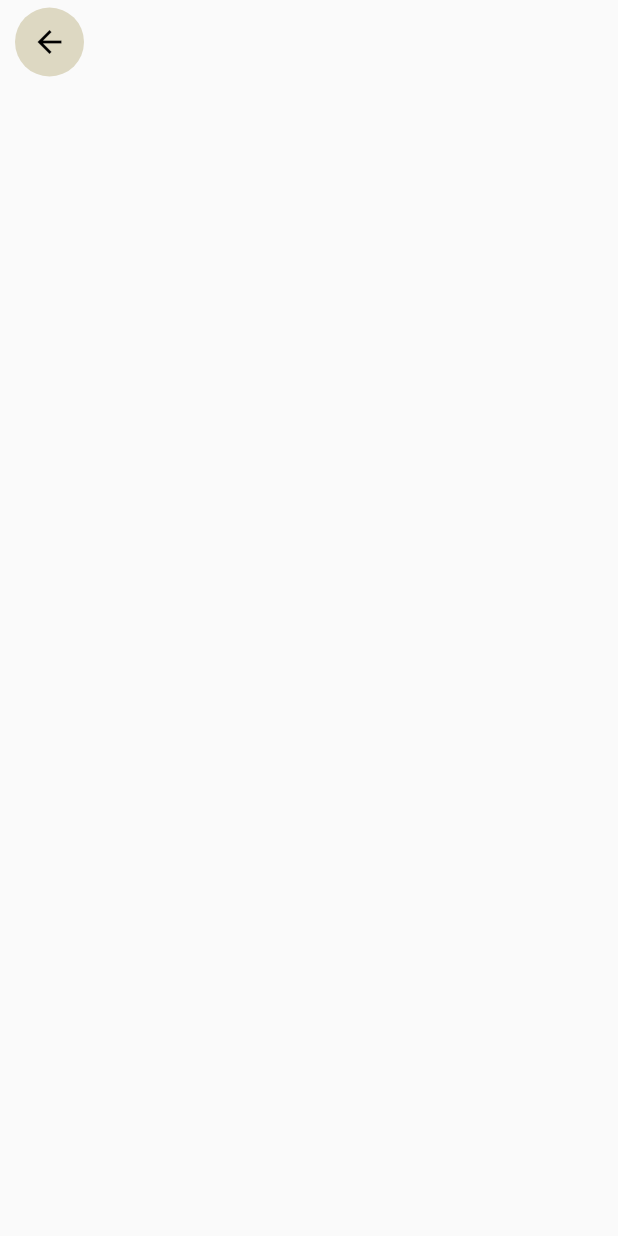
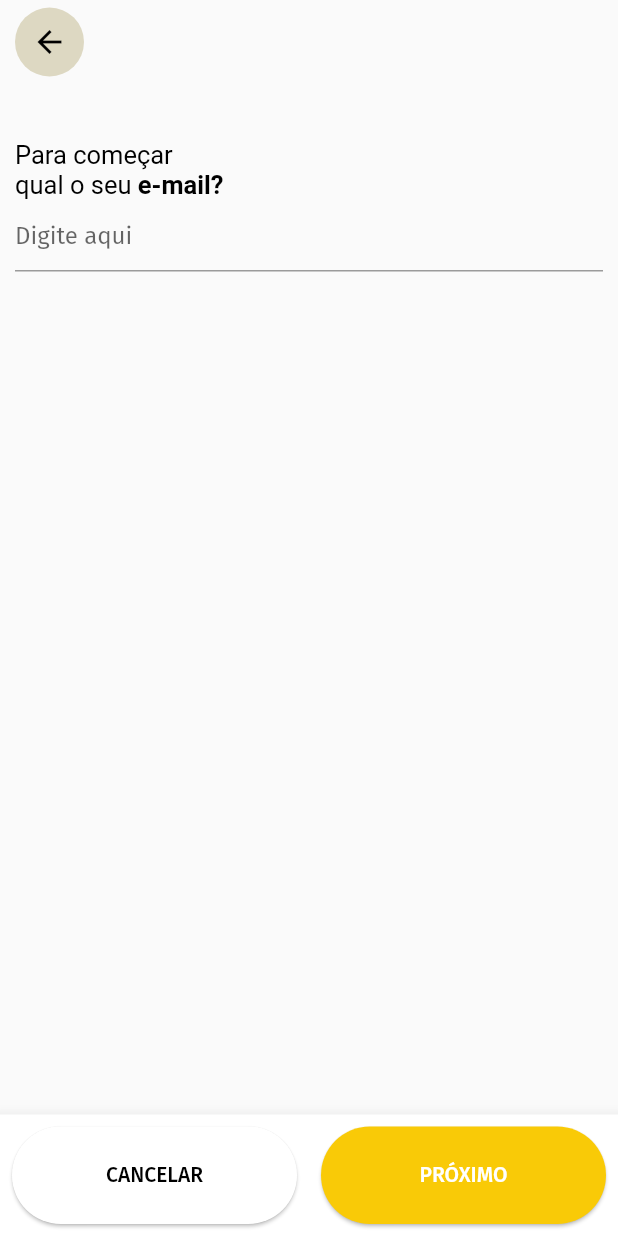
Before and after one commit to fabiovivas/processo-seletivo-olgari, a Flutter app: the RegisterPage screen opened by its route, on a phone screen of 412 x 824 dp. Run offline on Flutter 3.47's test engine with Material 2 defaults, Android fonts, the phone set to English and light mode, and no system bars; our stand-ins replace get, google_fonts.

Commit message:
add RegisterPage layout

```diff
--- a/lib/ui/pages/register/register_page.dart
+++ b/lib/ui/pages/register/register_page.dart
@@ -24,7 +24,96 @@ class RegisterPage extends StatelessWidget {
               ),
             ),
           )),
-      body: Container(),
+      body: Padding(
+        padding: const EdgeInsets.fromLTRB(10, 37, 10, 10),
+        child: Column(
+          crossAxisAlignment: CrossAxisAlignment.start,
+          children: [
+            RichText(
+              text: TextSpan(
+                style: TextStyle(
+                  color: Colors.black,
+                  fontSize: 17,
+                  fontWeight: FontWeight.w400,
+                ),
+                children: <TextSpan>[
+                  TextSpan(text: 'Para começar '),
+                ],
+              ),
+            ),
+            RichText(
+              text: TextSpan(
+                style: TextStyle(
+                  color: Colors.black,
+                  fontSize: 17,
+                  fontWeight: FontWeight.w400,
+                ),
+                children: <TextSpan>[
+                  TextSpan(
+                    text: 'qual o seu ',
+                  ),
+                  TextSpan(
+                    text: 'e-mail?',
+                    style: TextStyle(
+                      fontWeight: FontWeight.w700,
+                    ),
+                  ),
+                ],
+              ),
+            ),
+            TextField(decoration: InputDecoration(hintText: 'Digite aqui'))
+          ],
+        ),
+      ),
+      bottomNavigationBar: Transform.translate(
+        offset: Offset(0.0, -1 * MediaQuery.of(context).viewInsets.bottom),
+        child: BottomAppBar(
+          child: Row(
+            children: [
+              Expanded(
+                child: Padding(
+                  padding: const EdgeInsets.all(8.0),
+                  child: SizedBox(
+                    height: 65,
+                    child: RaisedButton(
+                      onPressed: () {},
+                      child: Text(
+                        'CANCELAR',
+                        style: TextStyle(color: Colors.black),
+                      ),
+                      shape: RoundedRectangleBorder(
+                        borderRadius: BorderRadius.circular(50),
+                      ),
+                      color: Colors.white,
+                      elevation: 1,
+                    ),
+                  ),
+                ),
+              ),
+              Expanded(
+                child: Padding(
+                  padding: const EdgeInsets.all(8.0),
+                  child: SizedBox(
+                    height: 65,
+                    child: RaisedButton(
+                      onPressed: () {},
+                      child: Text(
+                        'PRÓXIMO',
+                        style: TextStyle(color: Colors.white),
+                      ),
+                      shape: RoundedRectangleBorder(
+                        borderRadius: BorderRadius.circular(50),
+                      ),
+                      color: Color.fromRGBO(249, 202, 7, 1),
+                      elevation: 1,
+                    ),
+                  ),
+                ),
+              ),
+            ],
+          ),
+        ),
+      ),
     );
   }
 }
```
